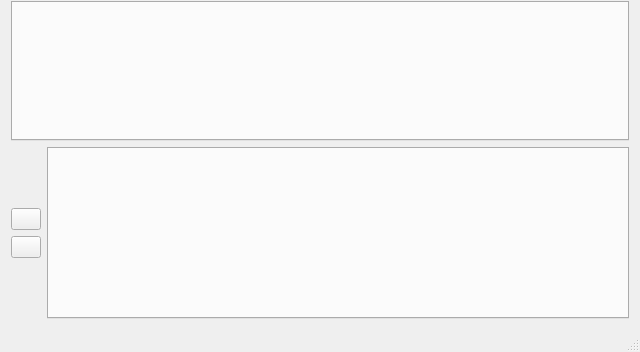
Old version of the form algorithmic_machines/MainWindow.ui in the repository alexeypodusov/algorithmic_machines; both pictures show x 0 to 640 and y 158 to 510 of the 640 by 510 pixel window.
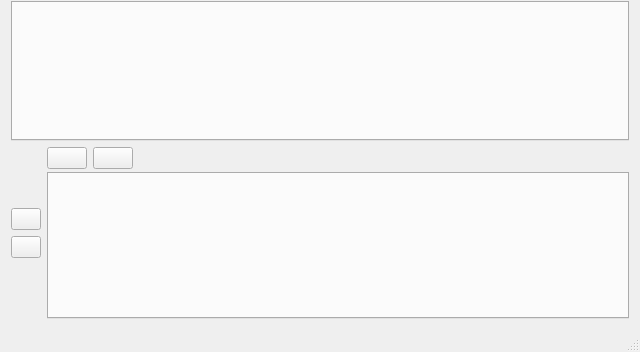
New version of the form.

Patch:
```diff
--- a/algorithmic_machines/MainWindow.ui
+++ b/algorithmic_machines/MainWindow.ui
@@ -126,13 +126,57 @@
          </layout>
         </item>
         <item>
-         <layout class="QVBoxLayout" name="commandLayout">
+         <layout class="QVBoxLayout" name="commandAndButtonslLayout">
+          <property name="spacing">
+           <number>3</number>
+          </property>
+          <property name="leftMargin">
+           <number>0</number>
+          </property>
           <item>
-           <widget class="QTabWidget" name="tabCommandWidget">
-            <property name="currentIndex">
-             <number>-1</number>
+           <layout class="QHBoxLayout" name="buttonHorizontalLayout">
+            <property name="topMargin">
+             <number>0</number>
             </property>
-           </widget>
+            <item>
+             <widget class="QPushButton" name="backCommandButton">
+              <property name="text">
+               <string/>
+              </property>
+             </widget>
+            </item>
+            <item>
+             <widget class="QPushButton" name="forwardCommandButton">
+              <property name="text">
+               <string/>
+              </property>
+             </widget>
+            </item>
+            <item>
+             <spacer name="horizontalSpacer">
+              <property name="orientation">
+               <enum>Qt::Horizontal</enum>
+              </property>
+              <property name="sizeHint" stdset="0">
+               <size>
+                <width>40</width>
+                <height>20</height>
+               </size>
+              </property>
+             </spacer>
+            </item>
+           </layout>
+          </item>
+          <item>
+           <layout class="QVBoxLayout" name="commandLayout">
+            <item>
+             <widget class="QTabWidget" name="tabCommandWidget">
+              <property name="currentIndex">
+               <number>-1</number>
+              </property>
+             </widget>
+            </item>
+           </layout>
           </item>
          </layout>
         </item>
```
Left out of the diff: 2 changed lines with no effect on the pictures.
